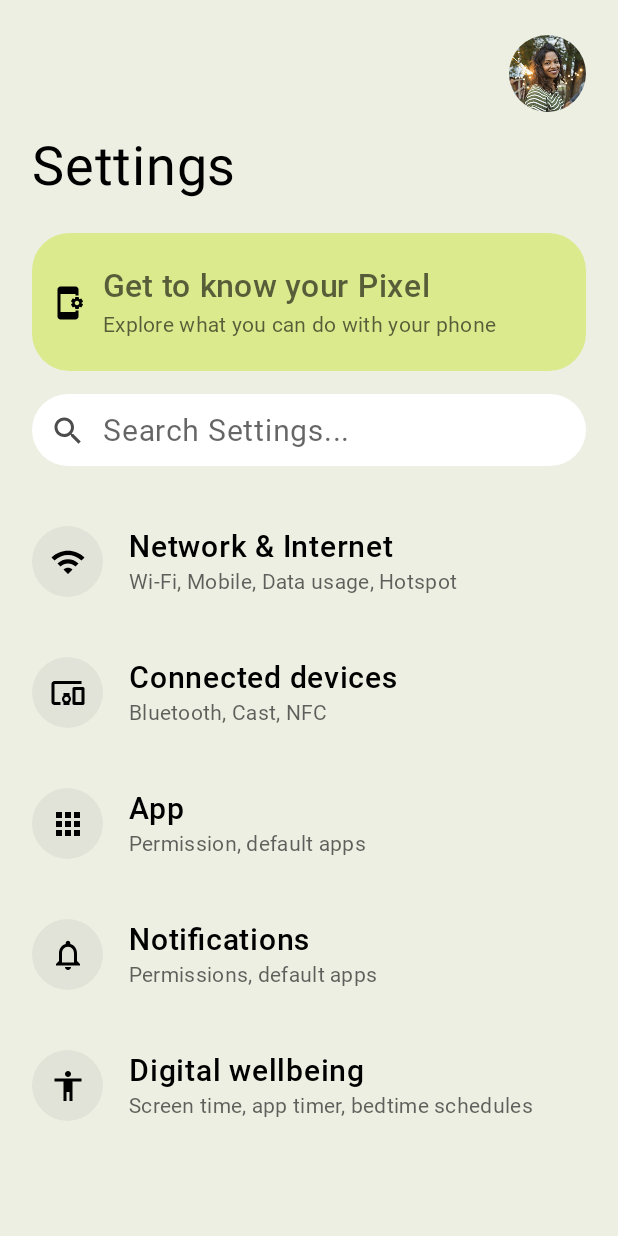
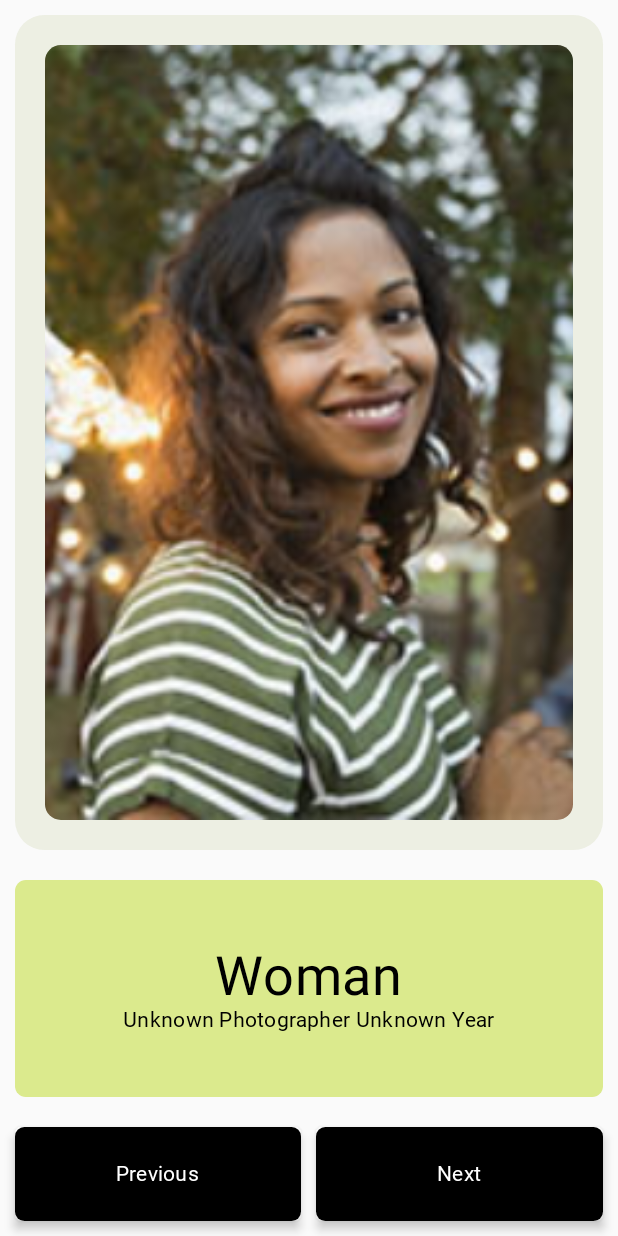
Before and after one commit to xm1ls/MobileDev, an Android app built with Jetpack Compose: the screen it shows after launch (MainActivity), on a phone screen of 412 x 824 dp. Run offline under Robolectric (Android 15) with nearby library versions, the phone set to English and light mode, and no system bars.

Commit message:
ready layout

```diff
--- a/app/src/main/java/com/example/settingspage/MainActivity.kt
+++ b/app/src/main/java/com/example/settingspage/MainActivity.kt
@@ -6,72 +6,207 @@ import androidx.activity.ComponentActivity
 import androidx.activity.compose.setContent
 import androidx.compose.foundation.Image
 import androidx.compose.foundation.background
+import androidx.compose.foundation.border
 import androidx.compose.foundation.layout.Arrangement
 import androidx.compose.foundation.layout.Box
 import androidx.compose.foundation.layout.Column
+import androidx.compose.foundation.layout.ColumnScope
 import androidx.compose.foundation.layout.Row
 import androidx.compose.foundation.layout.Spacer
 import androidx.compose.foundation.layout.fillMaxHeight
+import androidx.compose.foundation.layout.fillMaxSize
 import androidx.compose.foundation.layout.fillMaxWidth
 import androidx.compose.foundation.layout.height
 import androidx.compose.foundation.layout.padding
 import androidx.compose.foundation.layout.size
+import androidx.compose.foundation.layout.width
 import androidx.compose.foundation.shape.RoundedCornerShape
+import androidx.compose.material3.Button
+import androidx.compose.material3.ButtonDefaults
 import androidx.compose.material3.MaterialTheme
+import androidx.compose.material3.Surface
 import androidx.compose.material3.Text
 import androidx.compose.runtime.Composable
 import androidx.compose.ui.Alignment
 import androidx.compose.ui.Modifier
 import androidx.compose.ui.draw.alpha
 import androidx.compose.ui.draw.clip
+import androidx.compose.ui.draw.shadow
+import androidx.compose.ui.graphics.Brush
+import androidx.compose.ui.graphics.Color
 import androidx.compose.ui.graphics.painter.Painter
+import androidx.compose.ui.layout.ContentScale
 import androidx.compose.ui.res.painterResource
 import androidx.compose.ui.res.stringArrayResource
-import androidx.compose.ui.res.stringResource
 import androidx.compose.ui.tooling.preview.Preview
 import androidx.compose.ui.unit.dp
+import androidx.compose.ui.unit.sp
 import com.example.settingspage.ui.theme.SettingsPageTheme
+import org.intellij.lang.annotations.JdkConstants.HorizontalAlignment
 
 class MainActivity : ComponentActivity() {
     override fun onCreate(savedInstanceState: Bundle?) {
         super.onCreate(savedInstanceState)
         setContent {
             SettingsPageTheme {
-                SettingsPage(
-                    modifier = Modifier
-                        .background(color = MaterialTheme.colorScheme.background)
-                        .padding(horizontal = 21.dp)
-                )
+//                SettingsPage(
+//                    modifier = Modifier
+//                        .background(color = MaterialTheme.colorScheme.background)
+//                        .padding(horizontal = 21.dp)
+//                )
+                ArtSpacePage()
             }
         }
     }
 }
 
 @Composable
-fun getIcons() {
-    val icons = listOf<Painter>(
-        painterResource(id = R.drawable.ic_accessibility),
-        painterResource(id = R.drawable.ic_apps),
-        painterResource(id = R.drawable.ic_devices),
-        painterResource(id = R.drawable.ic_notifications),
-        painterResource(id = R.drawable.ic_search),
-        painterResource(id = R.drawable.ic_settings),
-        painterResource(id = R.drawable.ic_wifi),
+fun ArtSpacePage() {
+    val strings = stringArrayResource(id = R.array.Options)
+
+    val fields = R.drawable::class.java.fields
+    val drawables = mutableListOf<Int>()
+
+    for(field in fields) {
+        if("icon_" in field.name)
+            drawables.add(field.getInt(null))
+    }
+
+    Column(
+    ) {
+        ArtSpaceImage(
+            image = R.drawable.img_avatar,
+            modifier = Modifier.weight(.70f)
         )
-        val strings = stringArrayResource(id = R.array.Options)
+        ArtSpaceText(
+            title = "Woman",
+            artist = "Unknown Photographer",
+            modifier = Modifier.weight(.2f)
+        )
+        ArtSpaceButtons(
+            modifier = Modifier.weight(.1f)
+        )
+    }
 
-    Column {
-        for(i in strings) {
-//            Profile(image = i, imageHorizontalArrangement = Arrangement.End)
-            Text(text = i)
-        }
+
+}
+
+@Composable
+fun ArtSpaceImage(
+    image: Int,
+    modifier: Modifier = Modifier) {
+    Column (
+        horizontalAlignment = Alignment.CenterHorizontally,
+        verticalArrangement = Arrangement.Center,
+        modifier = modifier
+            .fillMaxWidth()
+            .padding(10.dp)
+            .background(
+                color = MaterialTheme.colorScheme.background,
+                shape = RoundedCornerShape(5)
+            )
+
+    ) {
+        Image(
+            painter = painterResource(id = image),
+            contentDescription = null,
+            modifier = Modifier
+                .fillMaxSize()
+                .padding(20.dp)
+                .clip(RoundedCornerShape(3))
+            ,
+            contentScale = ContentScale.Crop,
+        )
     }
 }
 
-fun getAllStrings(context: Context): List<String> {
-    val stringArray = context.resources.getStringArray(R.array.Options)
-    return stringArray.toList()
+@Composable
+fun ArtSpaceText(
+    title: String = "Unknown Title",
+    artist: String = "Unknown Artist",
+    year: String = "Unknown Year",
+    modifier: Modifier = Modifier) {
+    Column(
+        horizontalAlignment = Alignment.CenterHorizontally,
+        verticalArrangement = Arrangement.Center,
+        modifier = modifier
+            .fillMaxWidth()
+            .padding(10.dp)
+            .background(
+                color = MaterialTheme.colorScheme.secondary,
+                shape = RoundedCornerShape(5)
+            )
+//            .border(
+//                width = 1.dp,
+//                color = MaterialTheme.colorScheme.primary,
+//                shape = RoundedCornerShape(5)
+//            )
+    ) {
+        Text(
+            text = title,
+            style = MaterialTheme.typography.headlineLarge
+        )
+        Text(
+            text = "$artist $year",
+            style = MaterialTheme.typography.labelSmall
+        )
+    }
 }
+
+@Composable
+fun ArtSpaceButtons(modifier: Modifier = Modifier) {
+    Row(
+        horizontalArrangement = Arrangement.Center,
+        verticalAlignment = Alignment.CenterVertically,
+        modifier = modifier
+            .fillMaxWidth()
+            .padding(10.dp)
+    ) {
+        Button(
+            onClick = { /*TODO*/ },
+            colors = ButtonDefaults.buttonColors(
+                containerColor = MaterialTheme.colorScheme.primary,
+                contentColor = MaterialTheme.colorScheme.tertiary
+            ),
+            shape = RoundedCornerShape(10),
+            modifier = Modifier
+                .fillMaxHeight()
+                .weight(.5f)
+                .shadow(
+                    4.dp,
+                    shape = MaterialTheme.shapes.extraSmall
+                )
+        ) {
+            Text(
+                text = "Previous",
+                style = MaterialTheme.typography.labelSmall
+            )
+        }
+        Spacer(Modifier.width(10.dp))
+        Button(
+            onClick = { /*TODO*/ },
+            colors = ButtonDefaults.buttonColors(
+                containerColor = MaterialTheme.colorScheme.primary,
+                contentColor = MaterialTheme.colorScheme.tertiary
+            ),
+            shape = RoundedCornerShape(10),
+            modifier = Modifier
+                .fillMaxHeight()
+                .weight(.5f)
+                .shadow(
+                    4.dp,
+                    shape = MaterialTheme.shapes.extraSmall
+                )
+            ) {
+            Text(
+                text = "Next",
+                style = MaterialTheme.typography.labelSmall
+            )
+        }
+
+    }
+}
+
 @Composable
 fun SettingsPage(modifier: Modifier = Modifier) {
     val alphaModifier = Modifier.alpha(0.6f)
@@ -97,7 +232,7 @@ fun SettingsPage(modifier: Modifier = Modifier) {
         )
         Spacer(modifier = Modifier.height(23.dp))
         PageItem(
-            icon = painterResource(id = R.drawable.ic_settings),
+            icon = painterResource(id = R.drawable.icon_settings),
             iconBgModifier = Modifier.size(47.dp),
             primaryText = {
                 Text(
@@ -123,7 +258,7 @@ fun SettingsPage(modifier: Modifier = Modifier) {
         )
         Spacer(modifier = Modifier.height(15.dp))
         PageItem(
-            icon = painterResource(id = R.drawable.ic_search),
+            icon = painterResource(id = R.drawable.icon_search),
             iconModifier = Modifier.alpha(0.7f),
             iconBgModifier = Modifier.size(47.dp),
             primaryText = {
@@ -143,7 +278,7 @@ fun SettingsPage(modifier: Modifier = Modifier) {
         )
         Spacer(modifier = Modifier.height(40.dp))
         PageItem(
-            icon = painterResource(id = R.drawable.ic_wifi),
+            icon = painterResource(id = R.drawable.icon_wifi),
             iconBgModifier = Modifier
                 .size(47.dp)
                 .clip(RoundedCornerShape(50))
@@ -167,7 +302,7 @@ fun SettingsPage(modifier: Modifier = Modifier) {
         )
         Spacer(modifier = Modifier.height(40.dp))
         PageItem(
-            icon = painterResource(id = R.drawable.ic_devices),
+            icon = painterResource(id = R.drawable.icon_devices),
             iconBgModifier = Modifier
                 .size(47.dp)
                 .clip(RoundedCornerShape(50))
@@ -191,7 +326,7 @@ fun SettingsPage(modifier: Modifier = Modifier) {
         )
         Spacer(modifier = Modifier.height(40.dp))
         PageItem(
-            icon = painterResource(id = R.drawable.ic_apps),
+            icon = painterResource(id = R.drawable.icon_apps),
             iconBgModifier = Modifier
                 .size(47.dp)
                 .clip(RoundedCornerShape(50))
@@ -215,7 +350,7 @@ fun SettingsPage(modifier: Modifier = Modifier) {
         )
         Spacer(modifier = Modifier.height(40.dp))
         PageItem(
-            icon = painterResource(id = R.drawable.ic_notifications),
+            icon = painterResource(id = R.drawable.icon_notifications),
             iconBgModifier = Modifier
                 .size(47.dp)
                 .clip(RoundedCornerShape(50))
@@ -239,7 +374,7 @@ fun SettingsPage(modifier: Modifier = Modifier) {
         )
         Spacer(modifier = Modifier.height(40.dp))
         PageItem(
-            icon = painterResource(id = R.drawable.ic_accessibility),
+            icon = painterResource(id = R.drawable.icon_accessibility),
             iconBgModifier = Modifier
                 .size(47.dp)
                 .clip(RoundedCornerShape(50))
@@ -329,13 +464,24 @@ fun PageItem(
     showSystemUi = true
 )
 @Composable
+fun ArtSpacePreview() {
+    SettingsPageTheme {
+        ArtSpacePage()
+    }
+}
+
+//@Preview(
+//    showBackground = true,
+//    showSystemUi = true
+//)
+@Composable
 fun SettingsPagePreview() {
     SettingsPageTheme {
-        SettingsPage(
-            modifier = Modifier
-                .background(color = MaterialTheme.colorScheme.background)
-                .padding(horizontal = 21.dp)
-        )
+//        SettingsPage(
+//            modifier = Modifier
+//                .background(color = MaterialTheme.colorScheme.background)
+//                .padding(horizontal = 21.dp)
+//        )
 //        getIcons()
     }
 }
```
Also changed, not shown: app/src/main/res/drawable/icon_accessibility.xml (renamed from app/src/main/res/drawable/ic_accessibility.xml), app/src/main/res/drawable/icon_apps.xml (renamed from app/src/main/res/drawable/ic_apps.xml), app/src/main/res/drawable/icon_devices.xml (renamed from app/src/main/res/drawable/ic_devices.xml), app/src/main/res/drawable/icon_notifications.xml (renamed from app/src/main/res/drawable/ic_notifications.xml), app/src/main/res/drawable/icon_search.xml (renamed from app/src/main/res/drawable/ic_search.xml), app/src/main/res/drawable/icon_settings.xml (renamed from app/src/main/res/drawable/ic_settings.xml), app/src/main/res/drawable/icon_wifi.xml (renamed from app/src/main/res/drawable/ic_wifi.xml).
